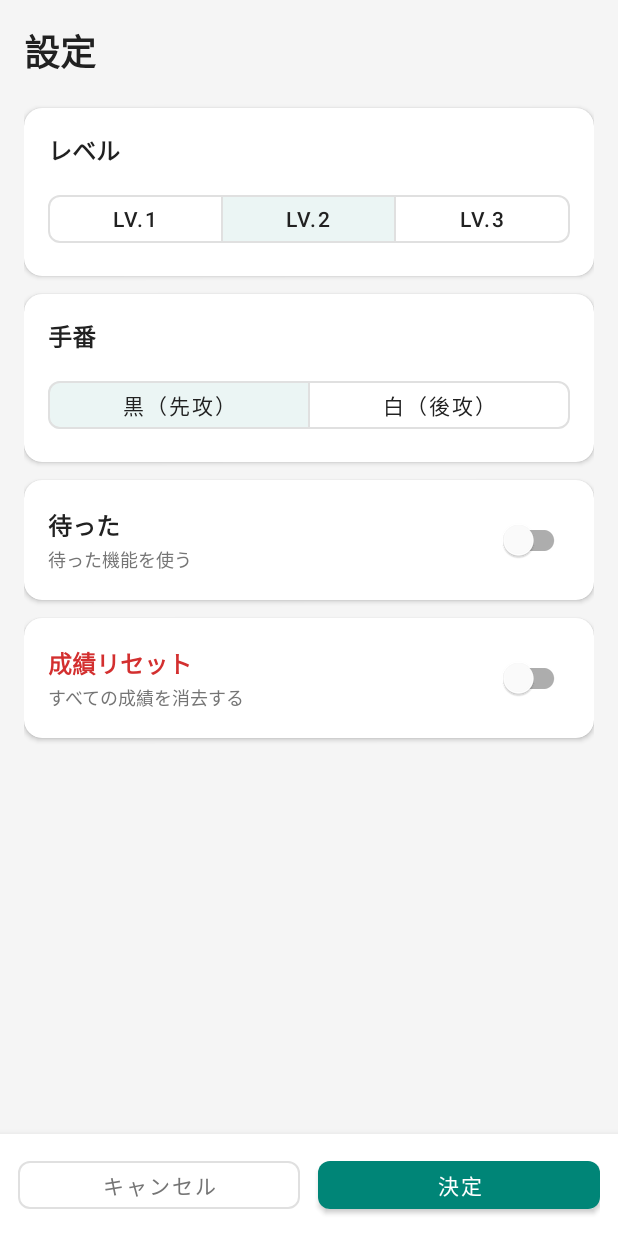
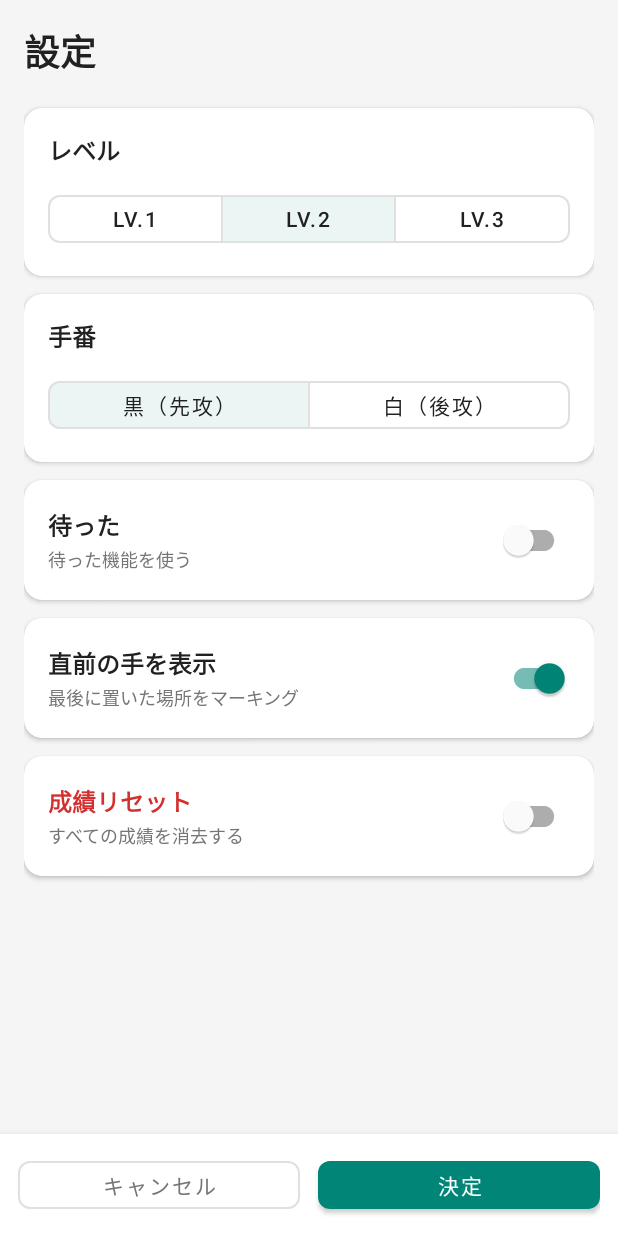
Before and after one commit to shi-takahashi/othello, an Android app: the screen it shows after launch (SettingActivity), after a tap on "LV変更", on a phone screen of 412 x 824 dp. Run offline under Robolectric (Android 15) with nearby library versions, the phone set to English and light mode, and no system bars; our stand-ins replace AdMob.

Commit message:
直前の手のマーキング

```diff
--- a/app/src/main/java/net/st_wet/MainActivity.java
+++ b/app/src/main/java/net/st_wet/MainActivity.java
@@ -79,6 +79,9 @@ public class MainActivity extends AppCompatActivity
                     View btnBack = findViewById(R.id.btnBack);
                     btnBack.setVisibility(isReturnalbe ? View.VISIBLE : View.GONE);
 
+                    boolean isShowLastMove = data.getBooleanExtra("showLastMove", true);
+                    othelloView.setShowLastMove(isShowLastMove);
+
                     boolean isReset = data.getBooleanExtra("reset", false);
 
                     // この後onResume()が走って復元されてしまうのでここで保存しておく
@@ -87,6 +90,7 @@ public class MainActivity extends AppCompatActivity
                     editor.putInt("level", level);
                     editor.putBoolean("first", isFirst);
                     editor.putBoolean("returnable", isReturnalbe);
+                    editor.putBoolean("showLastMove", isShowLastMove);
                     if (isReset == true) {
                         editor.remove("resultOne");
                         editor.remove("resultTwo");
@@ -261,6 +265,8 @@ public class MainActivity extends AppCompatActivity
         boolean isReturnable = pref.getBoolean("returnable", false);
         intent.putExtra("returnable", isReturnable);
 
+        boolean isShowLastMove = pref.getBoolean("showLastMove", true);
+        intent.putExtra("showLastMove", isShowLastMove);
 
         startActivityForResult(intent, REQUEST_CODE);
     }
@@ -328,6 +334,7 @@ public class MainActivity extends AppCompatActivity
         int level = pref.getInt("level", 2);
         boolean isFirst = pref.getBoolean("first", true);
         boolean isReturnalbe = pref.getBoolean("returnable", false);
+        boolean isShowLastMove = pref.getBoolean("showLastMove", true);
 
         OthelloView othelloView = findViewById(R.id.othelloView);
 
@@ -351,6 +358,8 @@ public class MainActivity extends AppCompatActivity
 
         View btnBack = findViewById(R.id.btnBack);
         btnBack.setVisibility(isReturnalbe ? View.VISIBLE : View.GONE);
+
+        othelloView.setShowLastMove(isShowLastMove);
     }
 
     public boolean getFirst() {
--- a/app/src/main/java/net/st_wet/OthelloView.java
+++ b/app/src/main/java/net/st_wet/OthelloView.java
@@ -36,6 +36,7 @@ public class OthelloView extends View
     private int mDepth = 3;
     private String mHistory = "";
     private boolean mbUseBack = false;  // 戻るボタンを使用して実際に戻ったかどうか
+    private boolean mShowLastMove = true;  // 直前の手を表示するかどうか
     private Cpu mCpu = null;
 
     public OthelloView(Context context, AttributeSet atr) {
@@ -97,6 +98,20 @@ public class OthelloView extends View
 
                 canvas.drawOval(cell.getStoneRectF(), mPaint);
             }
+        }
+
+        // 直前の手をマーキング
+        if (mShowLastMove && mHistory.length() >= 3) {
+            int lastIndex = mHistory.length() - 3;
+            int lastR = Integer.parseInt(mHistory.substring(lastIndex + 1, lastIndex + 2));
+            int lastC = Integer.parseInt(mHistory.substring(lastIndex + 2, lastIndex + 3));
+            Cell lastCell = cells[lastR][lastC];
+            mPaint.setColor(Color.RED);
+            mPaint.setAlpha(255);
+            mPaint.setStyle(Paint.Style.STROKE);
+            mPaint.setStrokeWidth(4);
+            canvas.drawCircle(lastCell.getCx(), lastCell.getCy(), cw * 0.15f, mPaint);
+            mPaint.setStyle(Paint.Style.FILL);
         }
 
         // 候補
@@ -350,6 +365,10 @@ public class OthelloView extends View
 
     public void setUseBack(boolean bUseBack) {
         this.mbUseBack = bUseBack;
+    }
+
+    public void setShowLastMove(boolean showLastMove) {
+        this.mShowLastMove = showLastMove;
     }
 
     public void back() {
--- a/app/src/main/java/net/st_wet/SettingActivity.java
+++ b/app/src/main/java/net/st_wet/SettingActivity.java
@@ -16,11 +16,13 @@ public class SettingActivity extends AppCompatActivity
     private int level = 0;
     private boolean isFirst = true;
     private boolean isReturnalbe = true;
+    private boolean isShowLastMove = true;
     private boolean isReset = false;
 
     private MaterialButtonToggleGroup levelToggleGroup;
     private MaterialButtonToggleGroup tebanToggleGroup;
     private SwitchMaterial switchReturnable;
+    private SwitchMaterial switchShowLastMove;
     private SwitchMaterial switchReset;
 
     @Override
@@ -33,17 +35,20 @@ public class SettingActivity extends AppCompatActivity
         level = intent.getIntExtra("level", 0);
         isFirst = intent.getBooleanExtra("first", true);
         isReturnalbe = intent.getBooleanExtra("returnable", false);
+        isShowLastMove = intent.getBooleanExtra("showLastMove", true);
         isReset = false;
 
         // Initialize views
         levelToggleGroup = findViewById(R.id.levelToggleGroup);
         tebanToggleGroup = findViewById(R.id.tebanToggleGroup);
         switchReturnable = findViewById(R.id.switchReturnable);
+        switchShowLastMove = findViewById(R.id.switchShowLastMove);
         switchReset = findViewById(R.id.switchReset);
 
         loadLevel();
         loadTeban();
         loadReturnSetting();
+        switchShowLastMove.setChecked(isShowLastMove);
         switchReset.setChecked(false);
 
         // Level selection listener
@@ -81,6 +86,10 @@ public class SettingActivity extends AppCompatActivity
             isReturnalbe = isChecked;
         });
 
+        switchShowLastMove.setOnCheckedChangeListener((buttonView, isChecked) -> {
+            isShowLastMove = isChecked;
+        });
+
         switchReset.setOnCheckedChangeListener((buttonView, isChecked) -> {
             isReset = isChecked;
         });
@@ -93,6 +102,7 @@ public class SettingActivity extends AppCompatActivity
                 intent.putExtra("level", level);
                 intent.putExtra("first", isFirst);
                 intent.putExtra("returnable", isReturnalbe);
+                intent.putExtra("showLastMove", isShowLastMove);
                 intent.putExtra("reset", isReset);
                 setResult(RESULT_OK, intent);
                 finish();
--- a/app/src/main/res/layout/activity_setting.xml
+++ b/app/src/main/res/layout/activity_setting.xml
@@ -205,6 +205,54 @@
 
             </com.google.android.material.card.MaterialCardView>
 
+            <!-- Show Last Move Card -->
+            <com.google.android.material.card.MaterialCardView
+                style="@style/SettingCard"
+                android:layout_width="match_parent"
+                android:layout_height="wrap_content"
+                android:layout_marginBottom="12dp">
+
+                <LinearLayout
+                    android:layout_width="match_parent"
+                    android:layout_height="wrap_content"
+                    android:gravity="center_vertical"
+                    android:orientation="horizontal"
+                    android:padding="16dp">
+
+                    <LinearLayout
+                        android:layout_width="0dp"
+                        android:layout_height="wrap_content"
+                        android:layout_weight="1"
+                        android:orientation="vertical">
+
+                        <TextView
+                            android:layout_width="wrap_content"
+                            android:layout_height="wrap_content"
+                            android:text="直前の手を表示"
+                            android:textColor="@color/setting_text_primary"
+                            android:textSize="16sp"
+                            android:textStyle="bold" />
+
+                        <TextView
+                            android:layout_width="wrap_content"
+                            android:layout_height="wrap_content"
+                            android:layout_marginTop="2dp"
+                            android:text="最後に置いた場所をマーキング"
+                            android:textColor="@color/setting_text_secondary"
+                            android:textSize="12sp" />
+
+                    </LinearLayout>
+
+                    <com.google.android.material.switchmaterial.SwitchMaterial
+                        android:id="@+id/switchShowLastMove"
+                        android:layout_width="wrap_content"
+                        android:layout_height="wrap_content"
+                        android:checked="true" />
+
+                </LinearLayout>
+
+            </com.google.android.material.card.MaterialCardView>
+
             <!-- Reset Card -->
             <com.google.android.material.card.MaterialCardView
                 style="@style/SettingCard"
```
Also changed, not shown: 1 other file.
